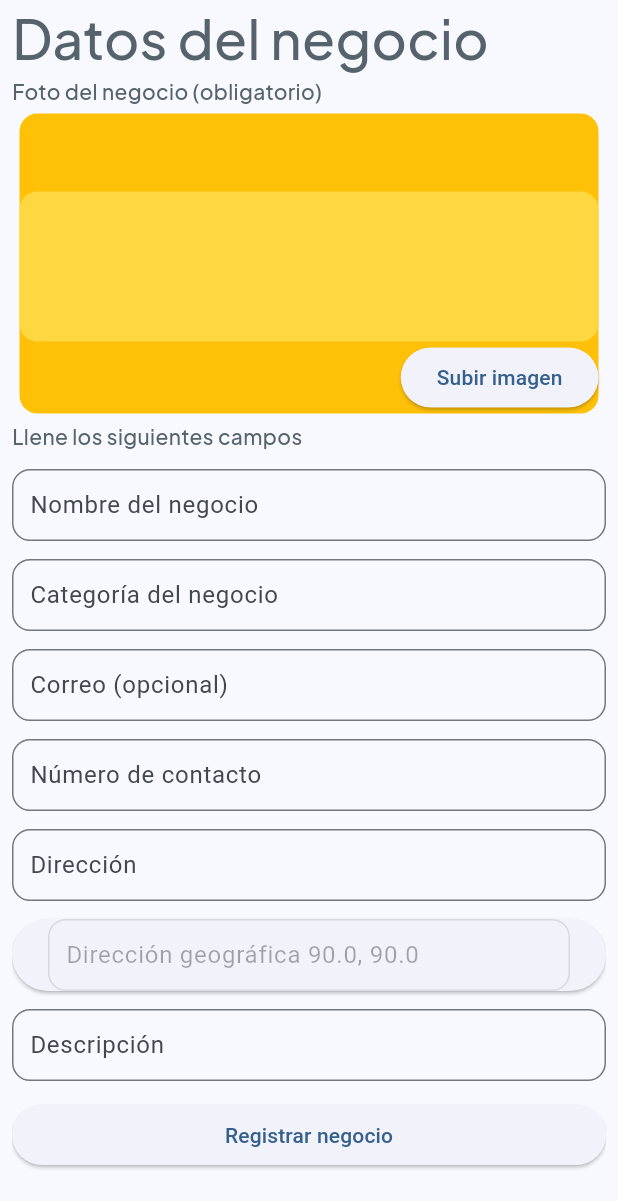
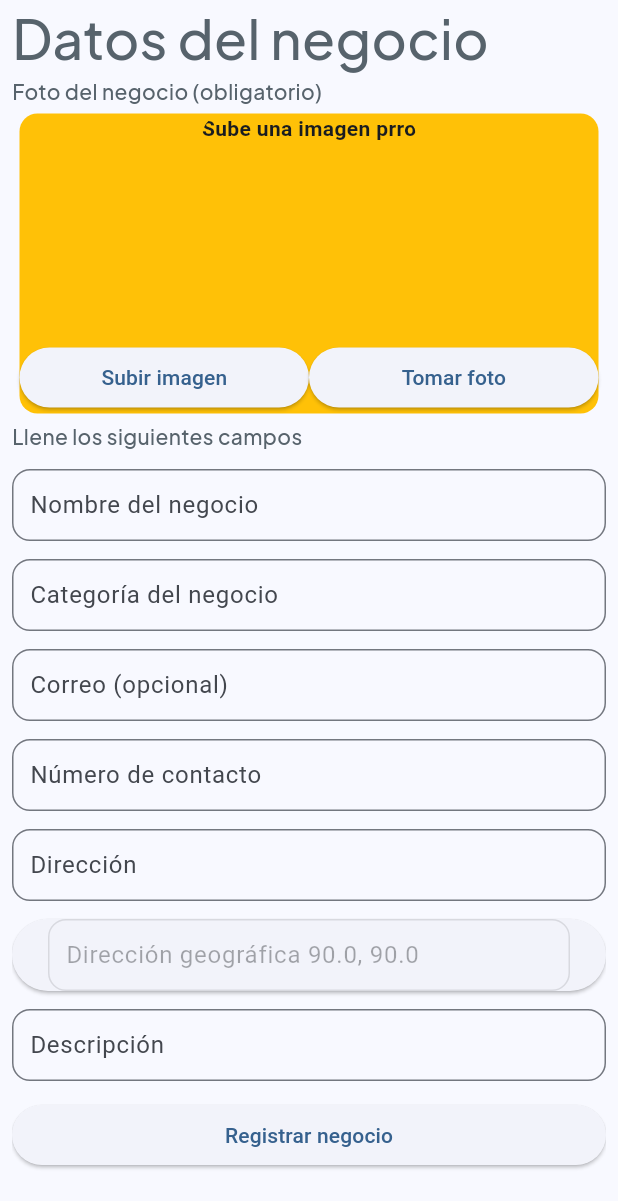
Before and after one commit to Dacfnetic/citamePro, a Flutter app: the BusinessRegisterPage screen opened directly, scrolled down 562 dp, after a tap on "Subir imagen", on a phone screen of 412 x 824 dp, the part 35-1236 px from its top. Run offline on Flutter 3.47's test engine with Material 2 defaults, Android fonts, the light colour scheme and no system bars; our stand-ins replace cloud_firestore, firebase_auth, firebase_core, flutter_riverpod, font_awesome_flutter, geolocator and 4 more; missing offline and left inert: flutter_facebook_auth, status_alert; accounts and stored records are empty; network calls fail; Roboto replaces fonts that are missing (Arial).

Commit message:
Agregué el selector de imagenes en la pagina para crear negocios

```diff
--- a/citame/lib/Widgets/photo_container.dart
+++ b/citame/lib/Widgets/photo_container.dart
@@ -1,12 +1,45 @@
+import 'dart:io';
+
 import 'package:flutter/material.dart';
+import 'package:image_picker/image_picker.dart';
 
-class EspacioParaSubirFotoDeNegocio extends StatelessWidget {
+class EspacioParaSubirFotoDeNegocio extends StatefulWidget {
   const EspacioParaSubirFotoDeNegocio({
     super.key,
   });
 
   @override
+  State<EspacioParaSubirFotoDeNegocio> createState() =>
+      _EspacioParaSubirFotoDeNegocioState();
+}
+
+class _EspacioParaSubirFotoDeNegocioState
+    extends State<EspacioParaSubirFotoDeNegocio> {
+  File? selectedImage;
+  @override
   Widget build(BuildContext context) {
+    Future pickImageFromGallery() async {
+      final returnedImage =
+          await ImagePicker().pickImage(source: ImageSource.gallery);
+      if (returnedImage != null) {
+        final camino = returnedImage.path;
+        setState(() {
+          selectedImage = File(camino);
+        });
+      }
+    }
+
+    Future pickImageFromCamera() async {
+      final returnedImage =
+          await ImagePicker().pickImage(source: ImageSource.camera);
+      if (returnedImage != null) {
+        final camino = returnedImage.path;
+        setState(() {
+          selectedImage = File(camino);
+        });
+      }
+    }
+
     return Container(
       margin: EdgeInsets.all(5),
       decoration: BoxDecoration(
@@ -16,24 +49,48 @@ class EspacioParaSubirFotoDeNegocio extends StatelessWidget {
       height: 200,
       child: Column(
         mainAxisAlignment: MainAxisAlignment.end,
-        crossAxisAlignment: CrossAxisAlignment.end,
         children: [
-          Container(
-            height: 100,
+          Expanded(
+            child: /*Container(
+              width: double.infinity,
               decoration: BoxDecoration(
                 borderRadius: BorderRadius.circular(12),
-              color: Colors.amberAccent,
-              /*image: DecorationImage(
-                  image: AssetImage('lib/assets/SplashScreen.jpg'),
-                  fit: BoxFit.fill,
+                color: Colors.red,
+                border: Border.all(width: 5),
               ),*/
+                ClipRRect(
+              borderRadius: BorderRadius.circular(16),
+              child: selectedImage != null
+                  ? Image.file(
+                      selectedImage!,
+                      width: double.infinity,
+                      height: 230,
+                      fit: BoxFit.cover,
+                    )
+                  : Text('Sube una imagen prro'),
             ),
           ),
-          ElevatedButton(
+          Row(
+            children: [
+              Expanded(
+                child: ElevatedButton(
                   onPressed: () {
                     //TODO: Anthony va a ver como incluir la foto del negocio
+                    pickImageFromGallery();
                   },
                   child: Text('Subir imagen'),
+                ),
+              ),
+              Expanded(
+                child: ElevatedButton(
+                  onPressed: () {
+                    //TODO: Anthony va a ver como incluir la foto del negocio
+                    pickImageFromCamera();
+                  },
+                  child: Text('Tomar foto'),
+                ),
+              ),
+            ],
           )
         ],
       ),
--- a/citame/pubspec.yaml
+++ b/citame/pubspec.yaml
@@ -26,6 +26,7 @@ dependencies:
   google_maps_flutter: ^2.5.0
   google_sign_in: ^6.1.6
   http: ^1.1.0
+  image_picker: ^1.0.4
   status_alert: ^1.0.1
   web_socket_channel: ^2.4.0
 
```
Also changed, not shown: citame/pubspec.lock, 6 other files. Lines whose indentation alone changed are shown as unchanged.
